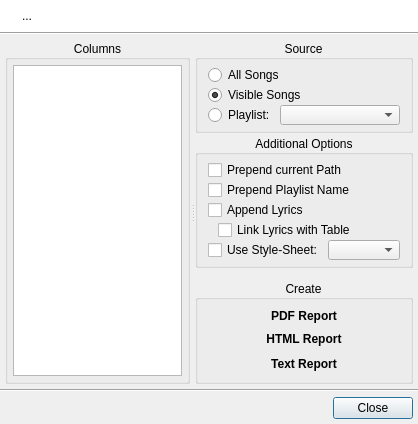
First picture: the form in uman/src/report/QUReportDialog.ui, repository UltraStar-Deluxe/UltraStar-Manager, before the edit.
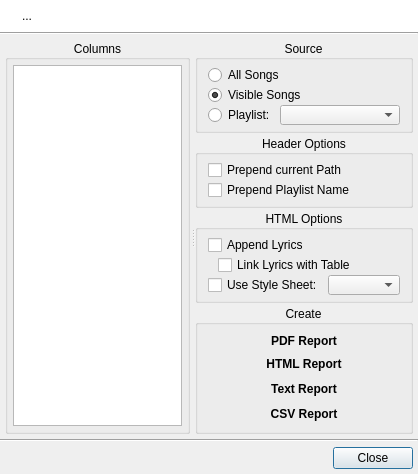
Second picture: the form after the edit. Icons and pictures are not drawn.

Commit message: separated HTML-only options in ui file

The edit to the form file:
```diff
--- a/uman/src/report/QUReportDialog.ui
+++ b/uman/src/report/QUReportDialog.ui
@@ -7,7 +7,7 @@
     <x>0</x>
     <y>0</y>
     <width>418</width>
-    <height>424</height>
+    <height>452</height>
    </rect>
   </property>
   <property name="windowTitle">
@@ -335,7 +335,7 @@
          <item>
           <widget class="QGroupBox" name="extraGroup">
            <property name="title">
-            <string>Additional Options</string>
+            <string>Header Options</string>
            </property>
            <property name="alignment">
             <set>Qt::AlignCenter</set>
@@ -379,6 +379,36 @@
               </property>
              </widget>
             </item>
+           </layout>
+          </widget>
+         </item>
+         <item>
+          <widget class="QGroupBox" name="HTMLGroup">
+           <property name="title">
+            <string>HTML Options</string>
+           </property>
+           <property name="alignment">
+            <set>Qt::AlignCenter</set>
+           </property>
+           <property name="flat">
+            <bool>true</bool>
+           </property>
+           <layout class="QVBoxLayout" name="verticalLayout_7">
+            <property name="spacing">
+             <number>0</number>
+            </property>
+            <property name="leftMargin">
+             <number>10</number>
+            </property>
+            <property name="topMargin">
+             <number>5</number>
+            </property>
+            <property name="rightMargin">
+             <number>10</number>
+            </property>
+            <property name="bottomMargin">
+             <number>5</number>
+            </property>
             <item>
              <widget class="QCheckBox" name="appendLyricsChk">
               <property name="minimumSize">
@@ -393,7 +423,7 @@
              </widget>
             </item>
             <item>
-             <layout class="QHBoxLayout" name="horizontalLayout_4">
+             <layout class="QHBoxLayout" name="horizontalLayout_5">
               <property name="spacing">
                <number>0</number>
               </property>
@@ -422,7 +452,7 @@
              </layout>
             </item>
             <item>
-             <layout class="QHBoxLayout" name="horizontalLayout_2">
+             <layout class="QHBoxLayout" name="horizontalLayout_6">
               <property name="spacing">
                <number>5</number>
               </property>
@@ -444,7 +474,7 @@
                  <string>For HTML reports only.</string>
                 </property>
                 <property name="text">
-                 <string>Use Style-Sheet:</string>
+                 <string>Use Style Sheet:</string>
                 </property>
                </widget>
               </item>
@@ -611,6 +641,45 @@
               </property>
              </widget>
             </item>
+            <item>
+             <widget class="QToolButton" name="createCSVBtn">
+              <property name="enabled">
+               <bool>true</bool>
+              </property>
+              <property name="sizePolicy">
+               <sizepolicy hsizetype="Preferred" vsizetype="Fixed">
+                <horstretch>0</horstretch>
+                <verstretch>0</verstretch>
+               </sizepolicy>
+              </property>
+              <property name="minimumSize">
+               <size>
+                <width>0</width>
+                <height>25</height>
+               </size>
+              </property>
+              <property name="font">
+               <font>
+                <pointsize>9</pointsize>
+                <weight>75</weight>
+                <bold>true</bold>
+               </font>
+              </property>
+              <property name="text">
+               <string>CSV Report</string>
+              </property>
+              <property name="icon">
+               <iconset resource="../resources/uman.qrc">
+                <normaloff>:/types/csv.png</normaloff>:/types/csv.png</iconset>
+              </property>
+              <property name="toolButtonStyle">
+               <enum>Qt::ToolButtonTextBesideIcon</enum>
+              </property>
+              <property name="autoRaise">
+               <bool>true</bool>
+              </property>
+             </widget>
+            </item>
            </layout>
           </widget>
          </item>
```
The commit also changes 4 other files.
